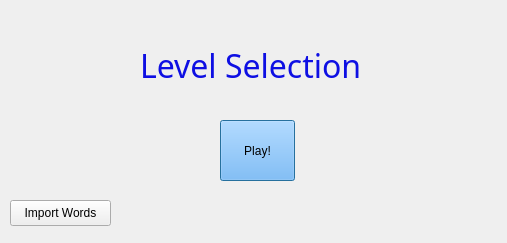
Above: A7-Parachutes/A7-Parachutes/leveldialog.ui from thePeterPan/CS3505-2016 before the change. Below: the same form after it.
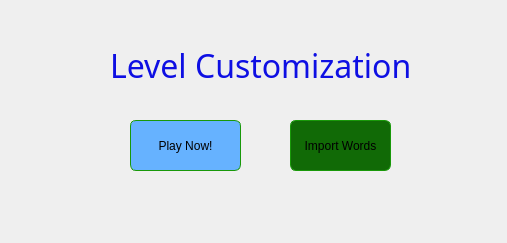
That is the form after the change. Icons and pictures are not drawn.

```diff
--- a/A7-Parachutes/A7-Parachutes/leveldialog.ui
+++ b/A7-Parachutes/A7-Parachutes/leveldialog.ui
@@ -16,15 +16,31 @@
   <property name="styleSheet">
    <string notr="true">QDialog{
  background:url(:/images/11.jpg)
-}</string>
+}
+
+QPushButton{
+	border: 1px solid #199909;
+        border-radius: 6px;
+        background-color: #116a06;
+        background-color: qlineargradient(x1: 0, y1: 0, x2: 0, y2: 0.67, 
+            stop: 0 #22c70d, stop: 1 #116a06);
+}
+QPushButton:hover {
+	
+}
+
+QPushButton:active {
+	
+}
+</string>
   </property>
   <widget class="QPushButton" name="level1Button">
    <property name="geometry">
     <rect>
-     <x>220</x>
+     <x>130</x>
      <y>120</y>
-     <width>75</width>
-     <height>61</height>
+     <width>111</width>
+     <height>51</height>
     </rect>
    </property>
    <property name="styleSheet">
@@ -37,13 +53,13 @@
     <locale language="English" country="UnitedStates"/>
    </property>
    <property name="text">
-    <string>Play!</string>
+    <string>Play Now!</string>
    </property>
   </widget>
   <widget class="QLabel" name="levelTttle">
    <property name="geometry">
     <rect>
-     <x>140</x>
+     <x>110</x>
      <y>40</y>
      <width>371</width>
      <height>51</height>
@@ -67,16 +83,16 @@
     <locale language="English" country="UnitedStates"/>
    </property>
    <property name="text">
-    <string>Level Selection</string>
+    <string>Level Customization</string>
    </property>
   </widget>
   <widget class="QPushButton" name="wordsButton">
    <property name="geometry">
     <rect>
-     <x>10</x>
-     <y>200</y>
+     <x>290</x>
+     <y>120</y>
      <width>101</width>
-     <height>26</height>
+     <height>51</height>
     </rect>
    </property>
    <property name="text">
```
